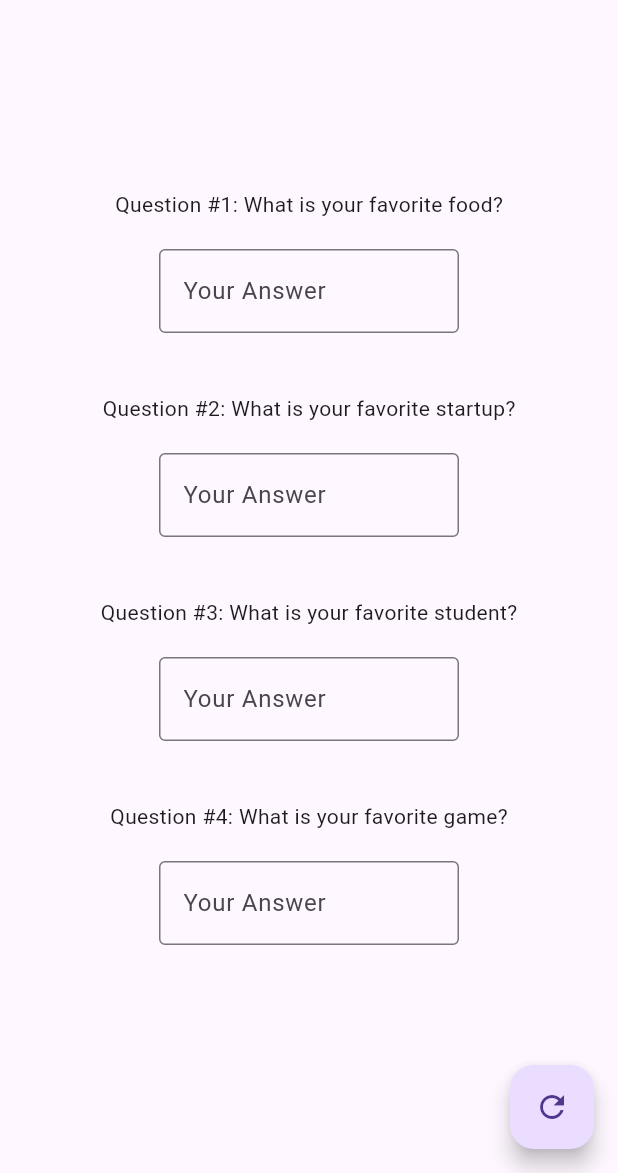
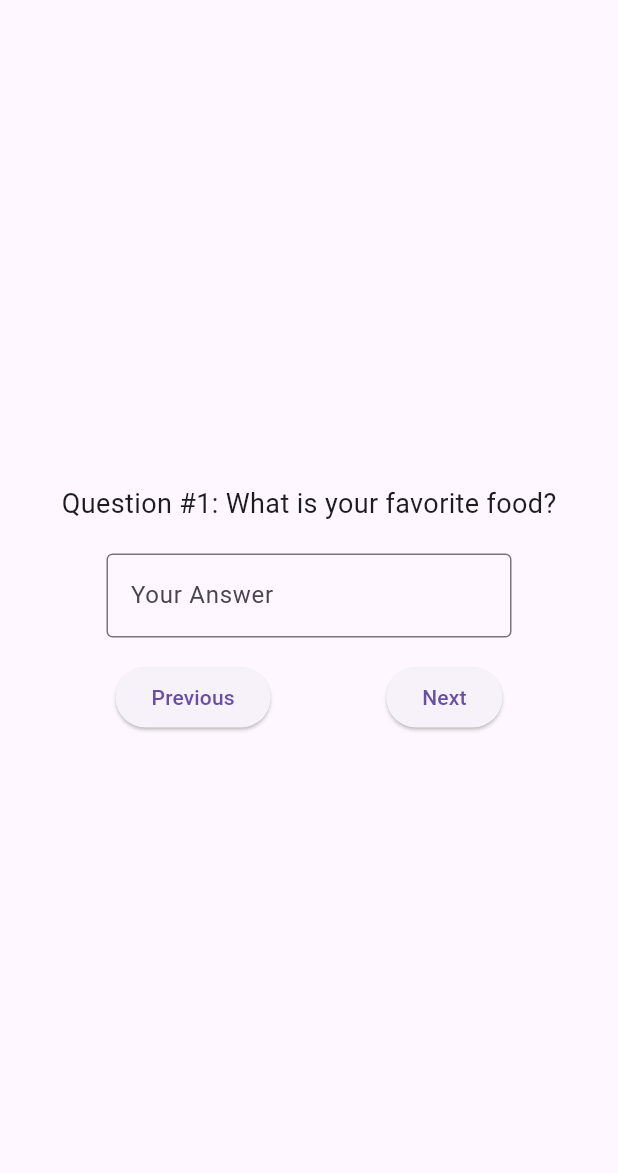
Before and after one commit to ThomasBriand/Flutter_Buddy, a Flutter app: the screen it shows after launch, on a phone screen of 412 x 824 dp, the part 63-1236 px from its top. Run offline on Flutter 3.47's test engine with Material 3 defaults, Android fonts, the phone set to English and light mode, and no system bars.

Commit message:
feat(): previous, next, see result, back to questions buttons, Q one by one, see result at the end + good refacto

```diff
--- a/buddy_test/lib/main.dart
+++ b/buddy_test/lib/main.dart
@@ -1,115 +1,15 @@
 import 'package:flutter/material.dart';
+import 'screens/home_screen.dart';
 
 void main() {
   runApp(MyApp());
 }
 
-class Question {
-  String question;
-  int number;
-  String? answer;
-
-  Question({required this.question, required this.number, this.answer});
-}
-
-class MyApp extends StatefulWidget {
-  @override
-  _MyAppState createState() => _MyAppState();
-}
-
-class _MyAppState extends State<MyApp> {
-  List<Question> myQuestions = [
-    Question(question: "What is your favorite food?", number: 1),
-    Question(question: "What is your favorite startup?", number: 2),
-    Question(question: "What is your favorite student?", number: 3),
-    Question(question: "What is your favorite game?", number: 4),
-  ];
-
-  bool showAnswers = false;
-  List<TextEditingController> controllers = [];
-
-  @override
-  void initState() {
-    super.initState();
-    controllers = myQuestions.map((_) => TextEditingController()).toList();
-    for (int i = 0; i < controllers.length; i++) {
-      controllers[i].addListener(() {
-        setState(() {
-          myQuestions[i].answer = controllers[i].text;
-        });
-      });
-    }
-  }
-
-  @override
-  void dispose() {
-    for (var controller in controllers) {
-      controller.dispose();
-    }
-    super.dispose();
-  }
-
+class MyApp extends StatelessWidget {
   @override
   Widget build(BuildContext context) {
     return MaterialApp(
-      home: Scaffold(
-        appBar: AppBar(
-          title: Text('Questionnaire Buddy'),
-        ),
-        body: showAnswers ? displayAnswers() : QandA(),
-        floatingActionButton: FloatingActionButton(
-          onPressed: () {
-            setState(() {
-              showAnswers = !showAnswers;
-            });
-          },
-          child: Icon(Icons.refresh),
-        ),
-      ),
-    );
-  }
-
-  Widget QandA() {
-    List<Widget> questionWidgets = List.generate(myQuestions.length, (index) {
-      return Column(
-        children: <Widget>[
-          Text('Question #' + myQuestions[index].number.toString() + ': ' + myQuestions[index].question),
-          SizedBox(height: 20),
-          Container(
-            width: 200,
-            child: TextField(
-              controller: controllers[index],
-              decoration: InputDecoration(
-                border: OutlineInputBorder(),
-                labelText: 'Your Answer',
-              ),
-            ),
-          ),
-          SizedBox(height: 40),
-        ],
-      );
-    });
-
-    return Center(
-      child: SingleChildScrollView(
-        child: Column(
-          mainAxisSize: MainAxisSize.min,
-          children: questionWidgets,
-        ),
-      ),
-    );
-  }
-
-  Widget displayAnswers() {
-    return ListView.builder(
-      itemCount: myQuestions.length,
-      itemBuilder: (context, index) {
-        final question = myQuestions[index];
-        return ListTile(
-          title: Text('Question #' + question.number.toString() + ': ' + question.question),
-          subtitle: Text('Answer: ' + (question.answer ?? 'No answer')),
-        );
-      },
+      home: HomeScreen(),
     );
   }
 }
--- /dev/null
+++ b/buddy_test/lib/models/question.dart
@@ -0,0 +1,7 @@
+class Question {
+  String question;
+  int number;
+  String? answer;
+
+  Question({required this.question, required this.number, this.answer});
+}
--- /dev/null
+++ b/buddy_test/lib/screens/home_screen.dart
@@ -0,0 +1,146 @@
+import 'package:flutter/material.dart';
+import '../models/question.dart';
+import '../widgets/question_widget.dart';
+
+class HomeScreen extends StatefulWidget {
+  @override
+  _HomeScreenState createState() => _HomeScreenState();
+}
+
+class _HomeScreenState extends State<HomeScreen> {
+  List<Question> myQuestions = [
+    Question(question: "What is your favorite food?", number: 1),
+    Question(question: "What is your favorite startup?", number: 2),
+    Question(question: "What is your favorite student?", number: 3),
+    Question(question: "What is your favorite game?", number: 4),
+  ];
+
+  int currentIndex = 0;
+  bool showAnswers = false;
+  List<TextEditingController> controllers = [];
+
+  @override
+  void initState() {
+    super.initState();
+    _initializeControllers();
+    _addListenersToControllers();
+  }
+
+  void _initializeControllers() {
+    controllers = myQuestions.map((_) => TextEditingController()).toList();
+  }
+
+  void _addListenersToControllers() {
+    for (int i = 0; i < controllers.length; i++) {
+      controllers[i].addListener(() {
+        setState(() {
+          myQuestions[i].answer = controllers[i].text;
+        });
+      });
+    }
+  }
+
+  @override
+  void dispose() {
+    _disposeControllers();
+    super.dispose();
+  }
+
+  void _disposeControllers() {
+    for (var controller in controllers) {
+      controller.dispose();
+    }
+  }
+
+  void _nextQuestion() {
+    if (currentIndex < myQuestions.length - 1) {
+      setState(() {
+        currentIndex++;
+      });
+    } else {
+      setState(() {
+        showAnswers = true;
+      });
+    }
+  }
+
+  void _previousQuestion() {
+    if (currentIndex > 0) {
+      setState(() {
+        currentIndex--;
+      });
+    }
+  }
+
+  void _backToQuestions() {
+    setState(() {
+      showAnswers = false;
+      currentIndex = 0;
+    });
+  }
+
+  Widget _questionView() {
+    return Column(
+      mainAxisAlignment: MainAxisAlignment.center,
+      children: [
+        QuestionWidget(
+          question: myQuestions[currentIndex],
+          controller: controllers[currentIndex],
+        ),
+        _buildNavigationButtons(),
+      ],
+    );
+  }
+
+  Widget _buildNavigationButtons() {
+    return Row(
+      mainAxisAlignment: MainAxisAlignment.spaceEvenly,
+      children: [
+        ElevatedButton(
+          onPressed: _previousQuestion,
+          child: Text('Previous'),
+        ),
+        ElevatedButton(
+          onPressed: _nextQuestion,
+          child: Text(currentIndex == myQuestions.length - 1 ? 'See result' : 'Next'),
+        ),
+      ],
+    );
+  }
+
+  Widget _displayAnswers() {
+    return Column(
+      children: [
+        Expanded(
+          child: ListView.builder(
+            itemCount: myQuestions.length,
+            itemBuilder: (context, index) {
+              final question = myQuestions[index];
+              return ListTile(
+                title: Text('Question #' + question.number.toString() + ': ' + question.question),
+                subtitle: Text('Answer: ' + (question.answer ?? 'No answer')),
+              );
+            },
+          ),
+        ),
+        Container(
+          margin: EdgeInsets.only(bottom: 20),
+          child: ElevatedButton(
+            onPressed: _backToQuestions,
+            child: Text('Back to Questions'),
+          ),
+        ),
+      ],
+    );
+  }
+
+  @override
+  Widget build(BuildContext context) {
+    return Scaffold(
+      appBar: AppBar(
+        title: Text('Questionnaire Buddy'),
+      ),
+      body: showAnswers ? _displayAnswers() : _questionView(),
+    );
+  }
+}
--- /dev/null
+++ b/buddy_test/lib/widgets/question_widget.dart
@@ -0,0 +1,36 @@
+import 'package:flutter/material.dart';
+import '../models/question.dart';
+
+class QuestionWidget extends StatelessWidget {
+  final Question question;
+  final TextEditingController controller;
+
+  QuestionWidget({required this.question, required this.controller});
+
+  @override
+  Widget build(BuildContext context) {
+    return Padding(
+      padding: const EdgeInsets.all(16.0),
+      child: Column(
+        mainAxisAlignment: MainAxisAlignment.center,
+        children: [
+          Text(
+            'Question #' + question.number.toString() + ': ' + question.question,
+            style: TextStyle(fontSize: 18),
+          ),
+          SizedBox(height: 20),
+          Container(
+            width: 270,
+            child: TextField(
+              controller: controller,
+              decoration: InputDecoration(
+                border: OutlineInputBorder(),
+                labelText: 'Your Answer',
+              ),
+            ),
+          ),
+        ],
+      ),
+    );
+  }
+}
```
Also changed, not shown: buddy_test/lib/widgets/answer_list_widget.dart (added, +22 -0 lines), 1 other file.
